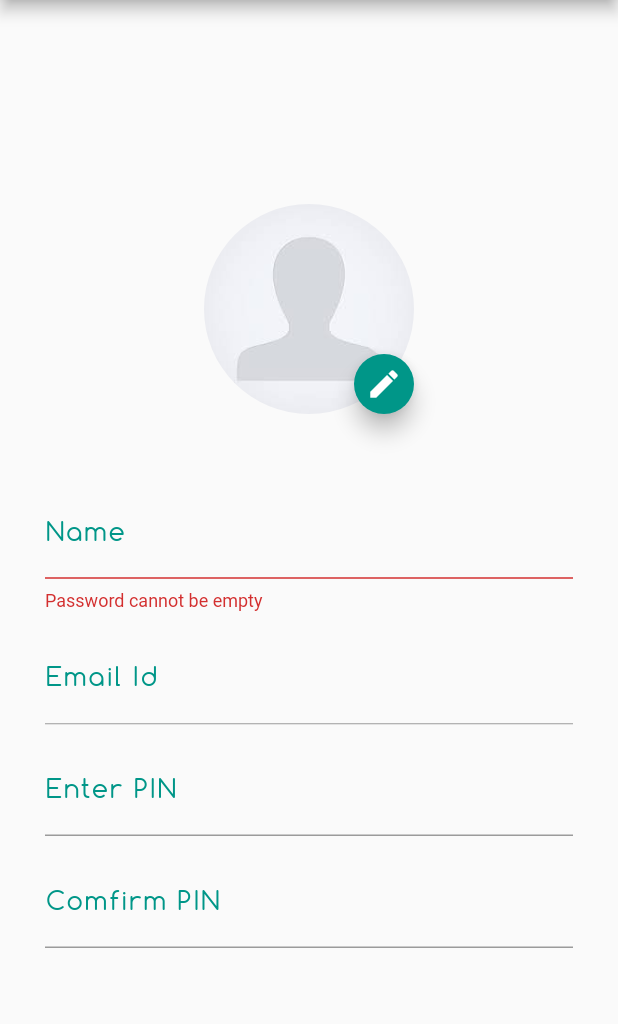
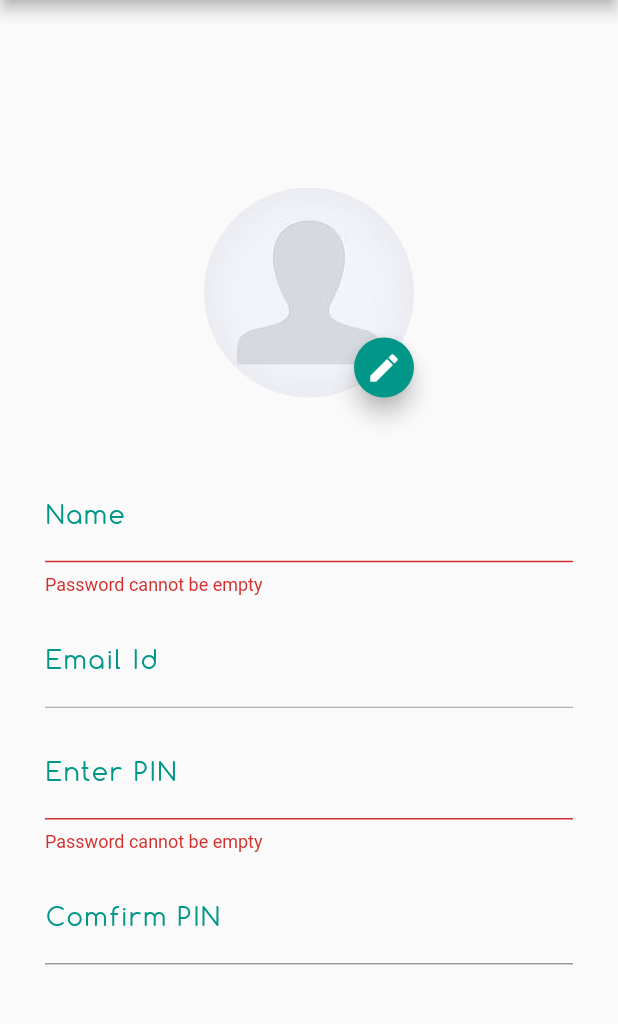
Before and after one commit to khushboo-tolat/amuse, a Flutter app: the AddProfileDetails screen opened directly, after a tap on the "check" icon, on a phone screen of 412 x 824 dp, the part 84-1108 px from its top. Run offline on Flutter 3.47's test engine with Material 2 defaults, Android fonts, the light colour scheme and no system bars; our stand-ins replace cloud_firestore, firebase_auth, firebase_storage, flutter_image_compress, google_sign_in, image_cropper and 1 more; accounts and stored records are empty.

Commit message:
PIN Validation

```diff
--- a/amuse/lib/UserDetails/userDetails.dart
+++ b/amuse/lib/UserDetails/userDetails.dart
@@ -137,6 +137,12 @@ class AddProfileDetailsState extends State<AddProfileDetails> {
                             ),
                             keyboardType: TextInputType.number,
                             obscureText: true,
+                            validator: Validation.validatePIN,
+                            onSaved: (String newVal) {
+                              if(!isNumber(newVal)) {
+                                Text('$newVal should be number only');
+                              }
+                            }
                           ),
 
                           Padding(padding: EdgeInsets.only(top: 15),),
@@ -225,4 +231,11 @@ class AddProfileDetailsState extends State<AddProfileDetails> {
         }
     );
   }
+  bool isNumber(String value) {
+    if(value == null) {
+      return true;
+    }
+    final n = num.tryParse(value);
+    return n!= null;
+  }
 }
--- a/amuse/lib/Validation/validationClass.dart
+++ b/amuse/lib/Validation/validationClass.dart
@@ -53,4 +53,20 @@ class Validation{
       return null;
     }
   }
+  static String validatePIN(String value){
+
+    if (value.isEmpty){
+      return 'Password cannot be empty';
+    }
+    else if (value.length < 4) {
+      return '4 Digits are required';
+    }
+    else{
+      final n = num.tryParse(value);
+      if(n == null){
+        return '$value is not valid PIN number';
+      }
+    }
+    return null;
+  }
 }
--- a/amuse/lib/fireBase_connection.dart
+++ b/amuse/lib/fireBase_connection.dart
@@ -104,6 +104,4 @@ class FireBaseConnection
             }
     }));
   }
-
-
 }
```
